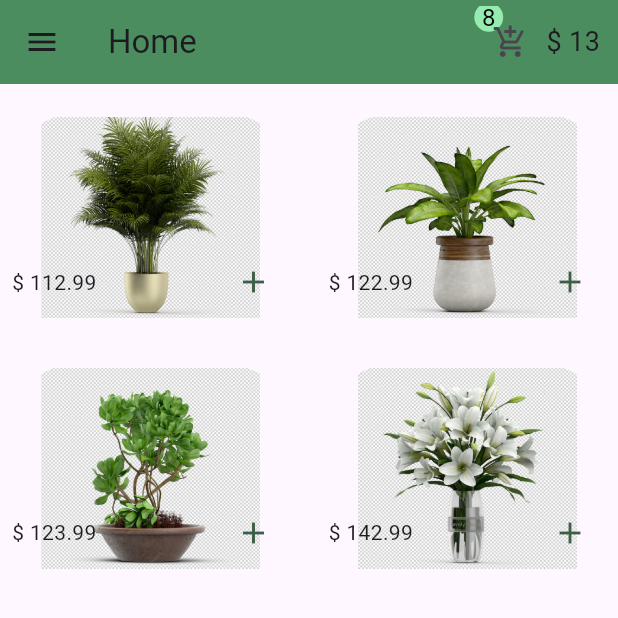
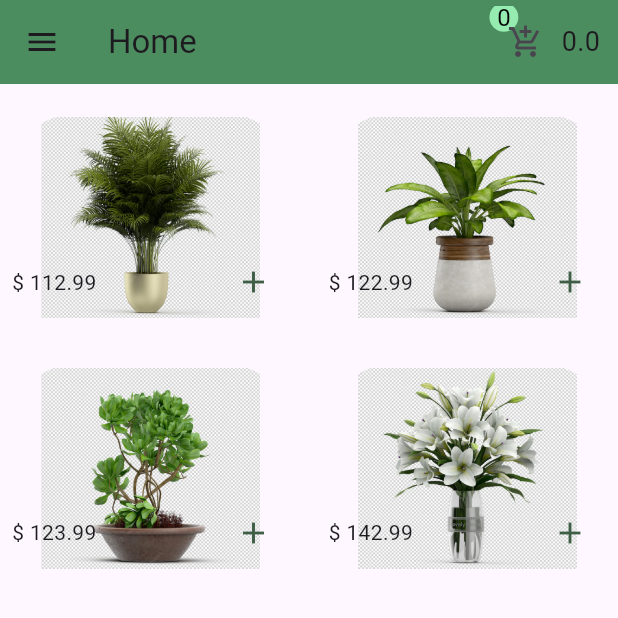
Before and after one commit to reda2032/ali_hassan, a Flutter app: the screen it shows after launch, on a phone screen of 412 x 824 dp, the top half of it. Run offline on Flutter 3.47's test engine with Material 3 defaults, Android fonts, the phone set to English and light mode, and no system bars.

Commit message:
provider ConsumerClassName

```diff
--- a/lib/flower_app/pages/home.dart
+++ b/lib/flower_app/pages/home.dart
@@ -1,7 +1,9 @@
 import 'package:ali_hassan/flower_app/model/item.dart';
 import 'package:ali_hassan/flower_app/pages/details_screen.dart';
+import 'package:ali_hassan/flower_app/provider/cart_provider.dart';
 import 'package:ali_hassan/flower_app/shared/colors.dart';
 import 'package:flutter/material.dart';
+import 'package:provider/provider.dart';
 
 class Home extends StatelessWidget {
   const Home({super.key});
@@ -70,12 +72,17 @@ class Home extends StatelessWidget {
                       decoration: const BoxDecoration(
                           color: Color.fromARGB(211, 164, 255, 193),
                           shape: BoxShape.circle),
-                        child: const Text(
-                          "8",
-                          style: TextStyle(
+                      child: Consumer<CartProvider>(
+                        builder: ((context, classInstance, child) {
+                          return Text(
+                            classInstance.selectedProducts.length.toString(),
+                            style: const TextStyle(
                                 fontSize: 16,
                                 color: Color.fromARGB(255, 0, 0, 0)),
-                        )),
+                          );
+                        }),
+                      ),
+                    ),
                   ),
                   // add_shopping_cart
                   IconButton(
@@ -85,11 +92,15 @@ class Home extends StatelessWidget {
                 ],
               ),
               // value 13 usd
-              const Padding(
-                padding: EdgeInsets.only(right: 12),
-                child: Text(
-                  "\$ 13",
-                  style: TextStyle(fontSize: 18),
+              Padding(
+                padding: const EdgeInsets.only(right: 12),
+                child: Consumer<CartProvider>(
+                  builder: ((context, classInstance, child) {
+                    return Text(
+                      classInstance.price.toString(),
+                      style: const TextStyle(fontSize: 18),
+                    );
+                  }),
                 ),
               ),
             ],
@@ -121,10 +132,16 @@ class Home extends StatelessWidget {
                 child: GridTile(
                   footer: GridTileBar(
                     // backgroundColor: Color.fromARGB(66, 73, 127, 110),
-                    trailing: IconButton(
+                    trailing: Consumer<CartProvider>(
+                      builder: ((context, classInstance, child) {
+                        return IconButton(
                           color: const Color.fromARGB(255, 62, 94, 70),
-                      onPressed: () {},
+                          onPressed: () {
+                            classInstance.add(items[index]);
+                          },
                           icon: const Icon(Icons.add),
+                        );
+                      }),
                     ),
 
                     leading: Text('\$ ${items[index].price}'),
--- /dev/null
+++ b/lib/flower_app/provider/cart_provider.dart
@@ -0,0 +1,13 @@
+// cart_provider
+import 'package:ali_hassan/flower_app/model/item.dart';
+import 'package:flutter/material.dart';
+
+class CartProvider with ChangeNotifier {
+  List selectedProducts = [];
+  double price = 0.0;
+  add(Item product) {
+    selectedProducts.add(product);
+    price += product.price.round();
+    notifyListeners();
+  }
+}
--- a/lib/main.dart
+++ b/lib/main.dart
@@ -1,5 +1,7 @@
 import 'package:ali_hassan/flower_app/pages/home.dart';
+import 'package:ali_hassan/flower_app/provider/cart_provider.dart';
 import 'package:flutter/material.dart';
+import 'package:provider/provider.dart';
 
 void main() {
   runApp(const MyApp());
@@ -11,10 +13,15 @@
   // This widget is the root of your application.
   @override
   Widget build(BuildContext context) {
-    return const MaterialApp(
-      debugShowCheckedModeBanner: false,
-      title: 'Flower App',
-      home: Home(),
+    return ChangeNotifierProvider(
+      create: (context) {
+        return CartProvider();
+      },
+      child: const MaterialApp(
+        debugShowCheckedModeBanner: false,
+        title: 'Flower App',
+        home: Home(),
+      ),
     );
   }
 }
--- a/pubspec.yaml
+++ b/pubspec.yaml
@@ -35,6 +35,7 @@ dependencies:
   # The following adds the Cupertino Icons font to your application.
   # Use with the CupertinoIcons class for iOS style icons.
   cupertino_icons: ^1.0.6
+  provider: ^6.1.1
 
 dev_dependencies:
   flutter_test:
```
Also changed, not shown: pubspec.lock. Lines whose indentation alone changed are shown as unchanged.
